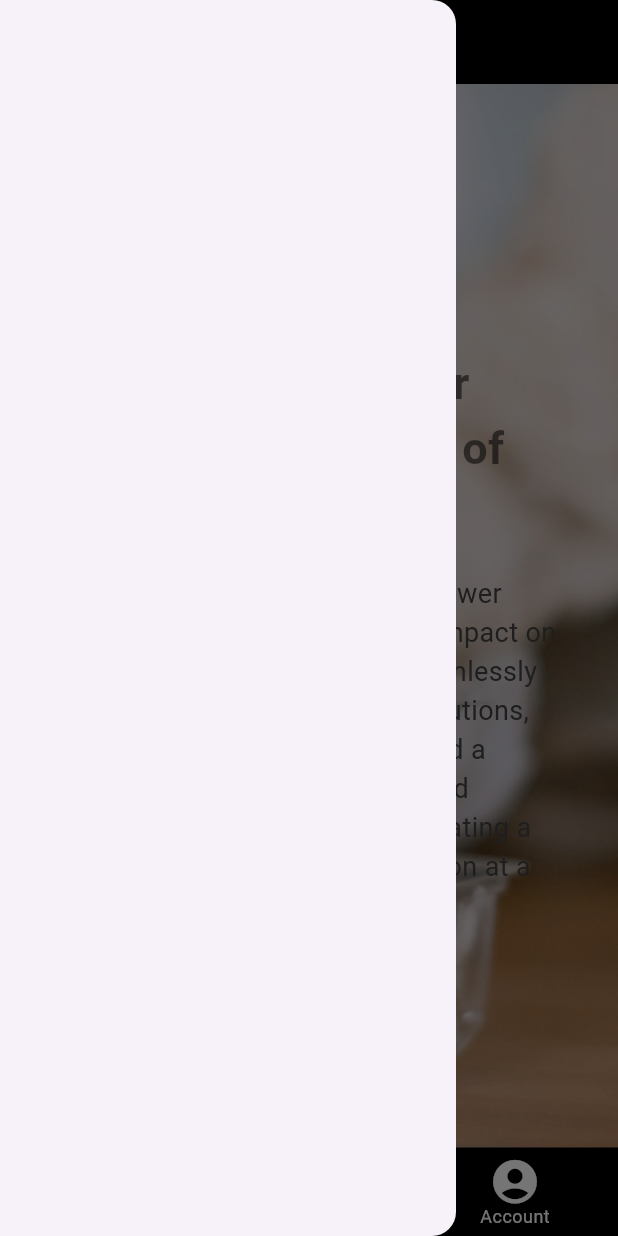
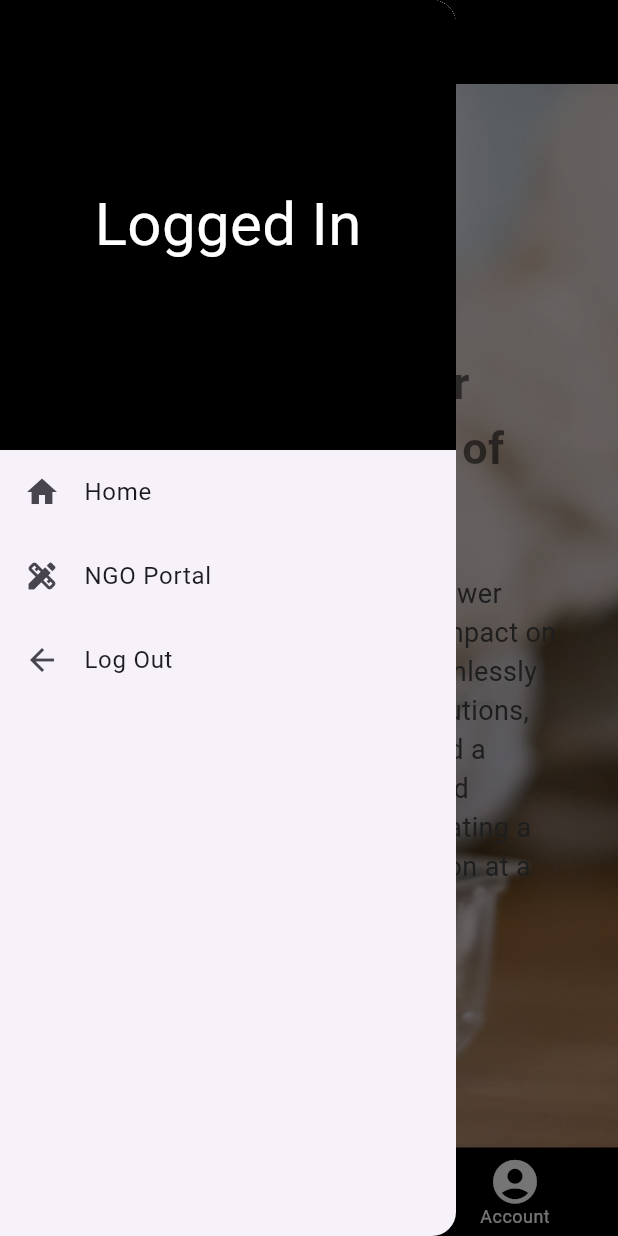
Before and after one commit to Neha220803/plas_track, a Flutter app: the HomeNavPage screen opened directly, with the side drawer open, on a phone screen of 412 x 824 dp. Run offline on Flutter 3.47's test engine with Material 3 defaults, Android fonts, the phone set to English and light mode, and no system bars; Roboto replaces fonts that are missing (Pacifico).

Commit message:
side bar done

```diff
--- a/lib/SideNavBar/SideBar.dart
+++ b/lib/SideNavBar/SideBar.dart
@@ -1,3 +1,5 @@
+// ignore_for_file: prefer_const_constructors
+
 import 'package:flutter/material.dart';
 
 class SideBar extends StatefulWidget {
@@ -10,6 +12,45 @@ class SideBar extends StatefulWidget {
 class _SideBarState extends State<SideBar> {
   @override
   Widget build(BuildContext context) {
-    return Drawer();
+    return Drawer(
+      child: Column(
+        children: [
+          Container(
+              width: double.infinity,
+              height: 300,
+              padding: EdgeInsets.all(20),
+              color: Colors.black,
+              child: Center(
+                  child: Text("Logged In",
+                      style: TextStyle(color: Colors.white, fontSize: 40)))),
+          ListTile(
+              leading: Icon(Icons.home),
+              title: Text('Home'),
+              onTap: () {
+                Navigator.pop(context);
+              }),
+          ListTile(
+            leading: Icon(Icons.design_services),
+            title: Text("NGO Portal"),
+            onTap: () {
+              // Navigator.push(
+              //   context,
+              //   MaterialPageRoute(builder: (context) => FrontScreen()),
+              // );
+            },
+          ),
+          ListTile(
+            leading: Icon(Icons.arrow_back),
+            title: Text("Log Out"),
+            onTap: () {
+              // Navigator.push(
+              //   context,
+              //   MaterialPageRoute(builder: (context) => FrontScreen()),
+              // );
+            },
+          )
+        ],
+      ),
+    );
   }
 }
```
Also changed, not shown: lib/NGO/ChoosePage.dart (added), lib/NGO/MapPage.dart (added), lib/NGO/PaymentPage.dart (added).
